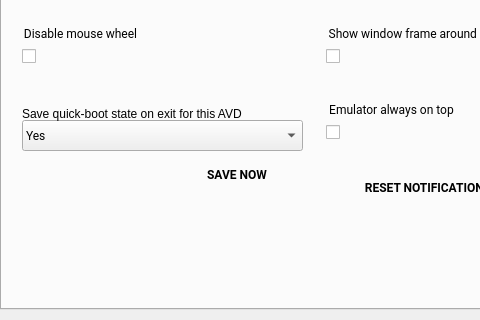
aosp-mirror/platform_external_qemu, file android/android-emu/android/skin/qt/extended-pages/settings-page.ui: the form before one commit; both pictures show x 0 to 480 and y 260 to 580 of the 622 by 580 pixel window.
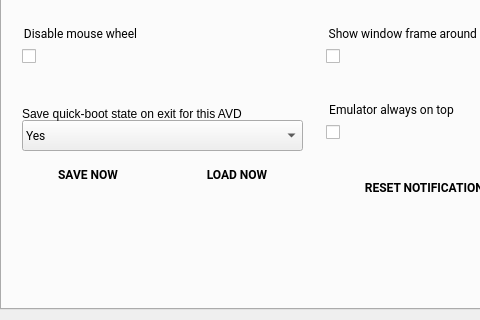
The form after the commit. Icons and pictures are not drawn. Custom widgets are drawn as their Qt base class.

Diff of the .ui file:
```diff
--- a/android/android-emu/android/skin/qt/extended-pages/settings-page.ui
+++ b/android/android-emu/android/skin/qt/extended-pages/settings-page.ui
@@ -624,7 +624,7 @@
     <widget class="RaisedMaterialButton" name="set_saveSnapNowButton">
      <property name="geometry">
       <rect>
-       <x>169</x>
+       <x>20</x>
        <y>370</y>
        <width>132</width>
        <height>36</height>
@@ -701,6 +701,35 @@
       <bool>false</bool>
      </property>
     </widget>
+    <widget class="RaisedMaterialButton" name="set_loadSnapNowButton">
+     <property name="geometry">
+      <rect>
+       <x>169</x>
+       <y>370</y>
+       <width>132</width>
+       <height>36</height>
+      </rect>
+     </property>
+     <property name="font">
+      <font>
+       <family>Roboto</family>
+       <weight>75</weight>
+       <bold>true</bold>
+      </font>
+     </property>
+     <property name="text">
+      <string>LOAD NOW</string>
+     </property>
+     <property name="flat">
+      <bool>true</bool>
+     </property>
+     <property name="ColorGroup" stdset="0">
+      <string>Button</string>
+     </property>
+     <property name="report_metrics" stdset="0">
+      <bool>false</bool>
+     </property>
+    </widget>
    </widget>
    <widget class="QWidget" name="tab_2">
     <attribute name="title">
```
